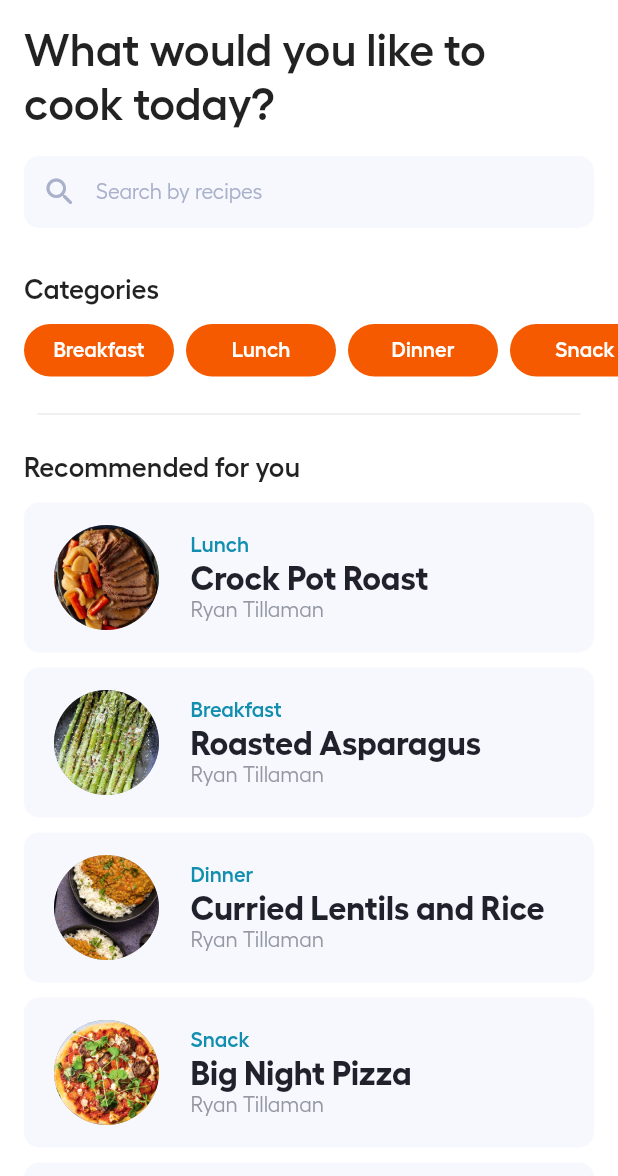
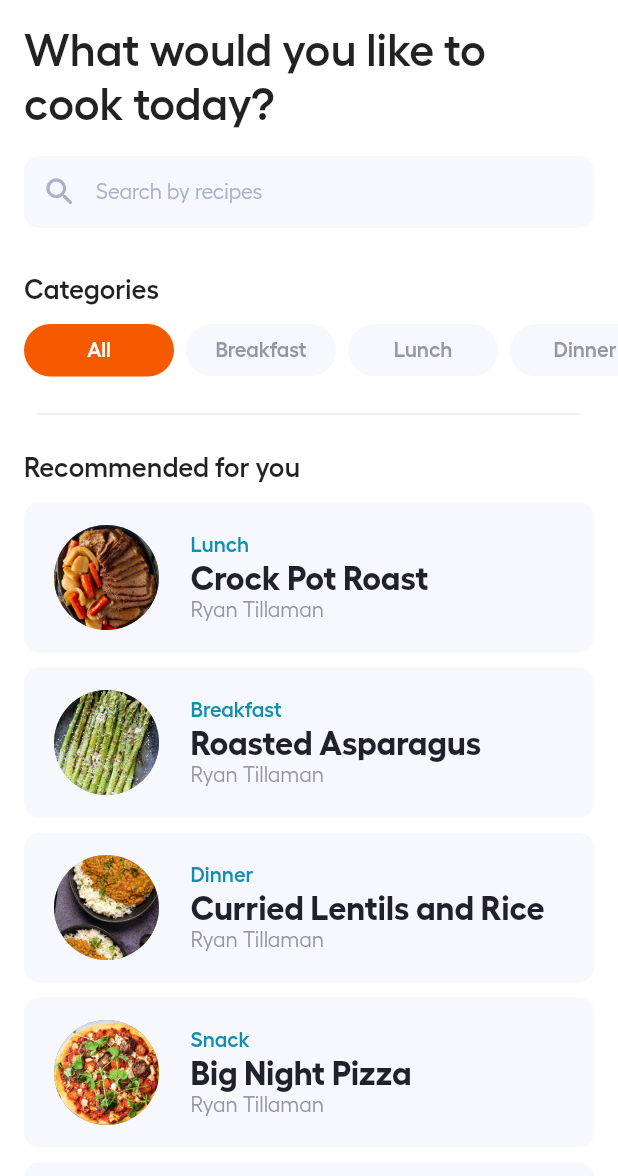
Before and after one commit to yell66w/cookbook, a Flutter app: the screen it shows after launch, on a phone screen of 412 x 824 dp, the part 60-1236 px from its top. Run offline on Flutter 3.47's test engine with Material 2 defaults, Android fonts, the phone set to English and light mode, and no system bars.

Commit message:
added provider filter

```diff
--- a/lib/main.dart
+++ b/lib/main.dart
@@ -1,9 +1,13 @@
+import 'package:cookbook/providers/filter_provider.dart';
 import 'package:cookbook/screens/home.dart';
 import 'package:flutter/material.dart';
 import 'package:flutter/widgets.dart';
+import 'package:provider/provider.dart';
 
 void main() {
-  runApp(const MyApp());
+  runApp(
+    const MyApp(),
+  );
 }
 
 class MyApp extends StatelessWidget {
@@ -12,7 +16,10 @@ class MyApp extends StatelessWidget {
   // This widget is the root of your application.
   @override
   Widget build(BuildContext context) {
-    return MaterialApp(
+    return ChangeNotifierProvider(
+      create: (context) => FilterProvider(),
+      child: Consumer(
+        builder: (context, filterProvider, child) => MaterialApp(
           debugShowCheckedModeBanner: false,
           title: 'Flutter Demo',
           theme: ThemeData(
@@ -26,6 +33,8 @@ class MyApp extends StatelessWidget {
             scaffoldBackgroundColor: Colors.white,
           ),
           home: const HomePage(),
+        ),
+      ),
     );
   }
 }
--- /dev/null
+++ b/lib/providers/filter_provider.dart
@@ -0,0 +1,36 @@
+import 'package:flutter/material.dart';
+
+extension EnumCategoryExtension on EnumCategory {
+  String get value {
+    switch (this) {
+      case EnumCategory.all:
+        return "all";
+      case EnumCategory.breakfast:
+        return "breakfast";
+      case EnumCategory.lunch:
+        return "lunch";
+      case EnumCategory.dinner:
+        return "dinner";
+      case EnumCategory.snack:
+        return "snack";
+      default:
+        return "";
+    }
+  }
+}
+
+enum EnumCategory {
+  all,
+  breakfast,
+  lunch,
+  dinner,
+  snack,
+}
+
+class FilterProvider extends ChangeNotifier {
+  EnumCategory selectedCategory = EnumCategory.all;
+  void changeCategory(EnumCategory category) {
+    selectedCategory = category;
+    notifyListeners();
+  }
+}
--- a/lib/widgets/categories.dart
+++ b/lib/widgets/categories.dart
@@ -1,3 +1,4 @@
+import 'package:cookbook/providers/filter_provider.dart';
 import 'package:cookbook/widgets/category.dart';
 import 'package:flutter/material.dart';
 
@@ -32,12 +33,13 @@ class Categories extends StatelessWidget {
             scrollDirection: Axis.horizontal,
             children: const [
               Category(
-                title: "Breakfast",
+                title: EnumCategory.all,
                 ml: 16,
               ),
-              Category(title: "Lunch"),
-              Category(title: "Dinner"),
-              Category(title: "Snack"),
+              Category(title: EnumCategory.breakfast),
+              Category(title: EnumCategory.lunch),
+              Category(title: EnumCategory.dinner),
+              Category(title: EnumCategory.snack),
             ],
           ),
         )
--- a/lib/widgets/category.dart
+++ b/lib/widgets/category.dart
@@ -1,31 +1,44 @@
-import 'dart:developer';
-
+import 'package:cookbook/providers/filter_provider.dart';
+import 'package:cookbook/utils/string_extension.dart';
 import 'package:flutter/material.dart';
+import 'package:provider/provider.dart';
 
 class Category extends StatelessWidget {
-  const Category({Key? key, this.title = 'Lunch', this.ml = 8})
+  const Category({Key? key, required this.title, this.ml = 8})
       : super(key: key);
 
-  final String title;
+  final EnumCategory title;
   final double ml;
 
   @override
   Widget build(BuildContext context) {
+    FilterProvider filterProvider =
+        Provider.of<FilterProvider>(context, listen: false);
+
     return GestureDetector(
-      onTap: () {},
-      child: Container(
-        width: 100.0,
-        decoration: BoxDecoration(
-          color: Theme.of(context).primaryColor,
-          borderRadius: BorderRadius.circular(20),
-        ),
-        margin: EdgeInsets.only(left: ml),
-        child: Center(
-          child: Text(
-            title,
-            style: const TextStyle(
-                color: Colors.white, fontWeight: FontWeight.w600),
+      onTap: () {
+        filterProvider.changeCategory(title);
+      },
+      child: Consumer<FilterProvider>(
+        builder: (context, filterProvider, child) => Container(
+          child: Center(
+            child: Text(
+              title.value.toString().capitalize(),
+              style: TextStyle(
+                  color: filterProvider.selectedCategory == title
+                      ? Colors.white
+                      : Theme.of(context).primaryColorDark,
+                  fontWeight: FontWeight.w600),
+            ),
           ),
+          width: 100.0,
+          decoration: BoxDecoration(
+            color: filterProvider.selectedCategory == title
+                ? Theme.of(context).primaryColor
+                : Theme.of(context).splashColor,
+            borderRadius: BorderRadius.circular(20),
+          ),
+          margin: EdgeInsets.only(left: ml),
         ),
       ),
     );
--- a/lib/widgets/food_card.dart
+++ b/lib/widgets/food_card.dart
@@ -1,9 +1,11 @@
 import 'dart:convert';
 
+import 'package:cookbook/providers/filter_provider.dart';
 import 'package:cookbook/screens/food_details.dart';
 import 'package:flutter/material.dart';
 import 'package:flutter/painting.dart';
 import 'package:flutter/widgets.dart';
+import 'package:provider/provider.dart';
 
 class Ingredient {
   final String quantity;
@@ -64,7 +66,13 @@ class FoodCard extends StatelessWidget {
 
   @override
   Widget build(BuildContext context) {
-    return GestureDetector(
+    return Consumer<FilterProvider>(
+        builder: (context, filterProvider, child) => filterProvider
+                        .selectedCategory.value
+                        .toLowerCase() ==
+                    food.category.toLowerCase() ||
+                filterProvider.selectedCategory == EnumCategory.all
+            ? GestureDetector(
                 onTap: () {
                   Navigator.push(
                     context,
@@ -81,7 +89,8 @@ class FoodCard extends StatelessWidget {
                     borderRadius: BorderRadius.circular(10),
                   ),
                   height: 100,
-        padding: const EdgeInsets.symmetric(horizontal: 15, vertical: 15),
+                  padding:
+                      const EdgeInsets.symmetric(horizontal: 15, vertical: 15),
                   margin: const EdgeInsets.only(bottom: 10),
                   child: Row(
                     children: [
@@ -132,6 +141,7 @@ class FoodCard extends StatelessWidget {
                     ],
                   ),
                 ),
-    );
+              )
+            : Container());
   }
 }
--- a/lib/widgets/food_showcase.dart
+++ b/lib/widgets/food_showcase.dart
@@ -1,7 +1,10 @@
+import 'package:cookbook/providers/filter_provider.dart';
 import 'package:cookbook/widgets/food_card.dart';
 import 'package:flutter/material.dart';
 import 'package:flutter/services.dart';
 import 'dart:convert';
+
+import 'package:provider/provider.dart';
 
 class FoodShowcase extends StatefulWidget {
   const FoodShowcase({
--- a/pubspec.yaml
+++ b/pubspec.yaml
@@ -35,6 +35,7 @@ dependencies:
   cupertino_icons: ^1.0.2
   http: ^0.13.4
   cached_network_image: ^3.2.0
+  provider: ^6.0.2
 
 dev_dependencies:
   flutter_test:
```
Also changed, not shown: pubspec.lock. Lines whose indentation alone changed are shown as unchanged.
